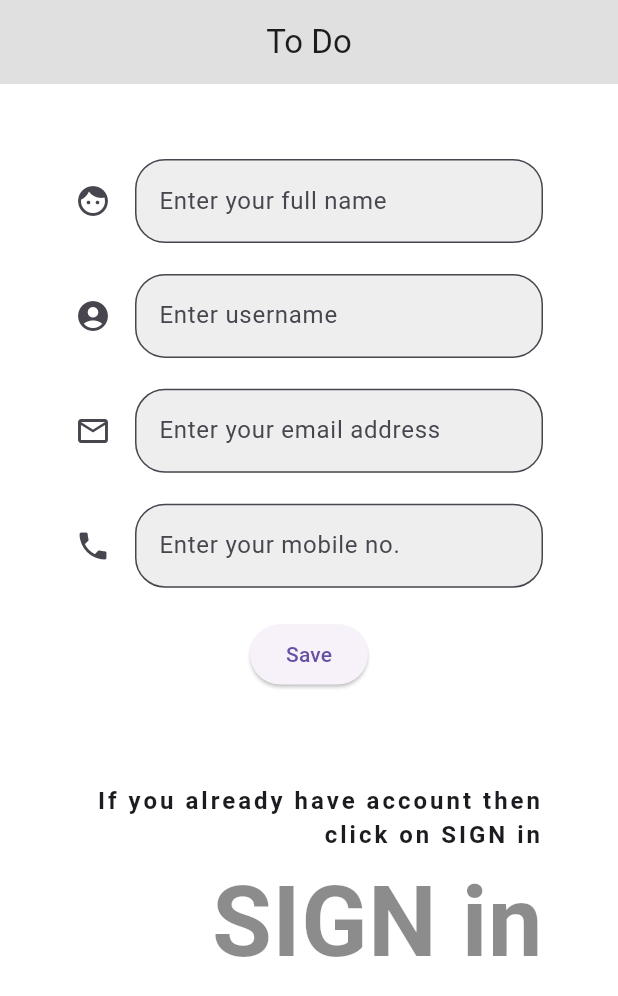
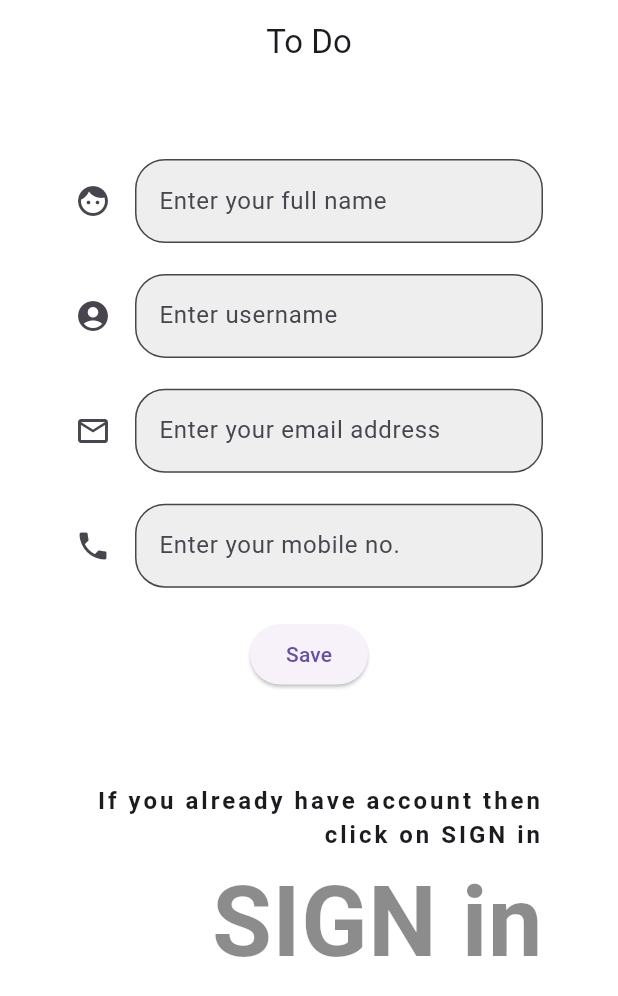
Before and after one commit to Ratndeep1999/to_do_app, a Flutter app: the SignUpPage screen opened directly, on a phone screen of 412 x 824 dp. Shown: the top 996 px of the screen. Run offline on Flutter 3.47's test engine with Material 3 defaults, Android fonts, the phone set to English and light mode, and no system bars.

Commit message:
sign_up_page.dart : appbar add, form add, key add, full name text field add, username text field add, email text field add, mobile number text field add with ElevatedButton, validation add to full name, validation state add to elevated button, unfocus method add, username validation add,  email id validation add, phone number validation add, Navigation add in Sign in page, MediaQuery add for spacing,

```diff
--- a/lib/sign_up_page.dart
+++ b/lib/sign_up_page.dart
@@ -22,7 +22,7 @@ class _SignUpPageState extends State<SignUpPage> {
       appBar: AppBar(
         title: Text("To Do"),
         centerTitle: true,
-        backgroundColor: Colors.black12,
+        backgroundColor: Colors.white,
       ),
       body: SingleChildScrollView(
         child: InkWell(
```
